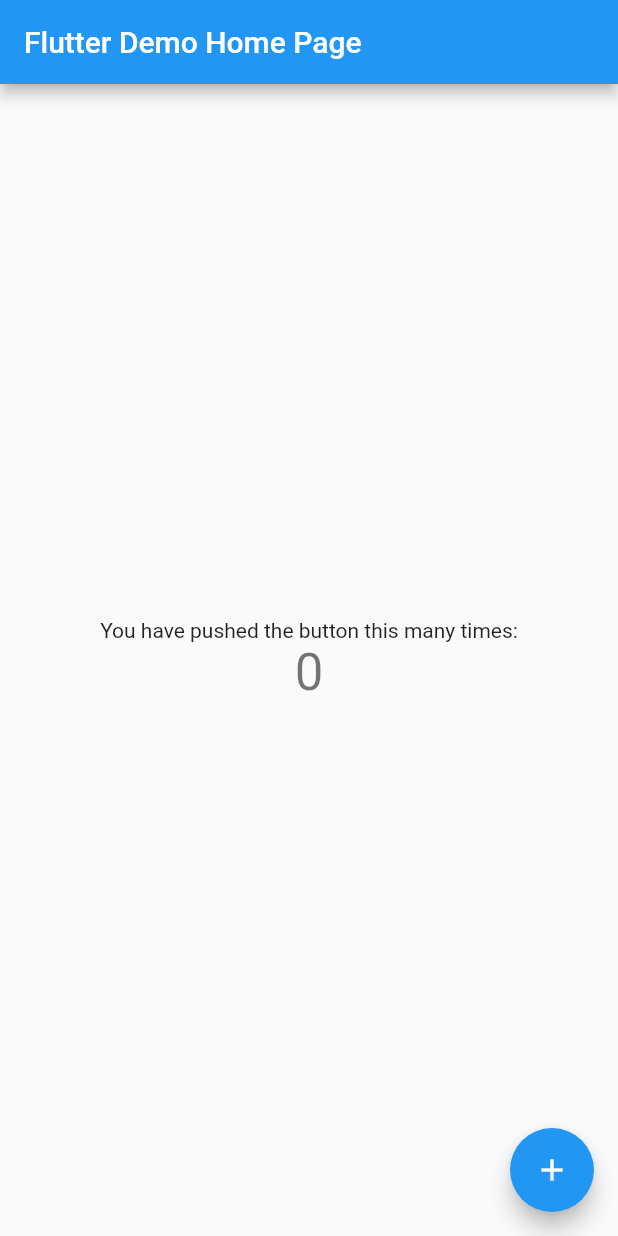
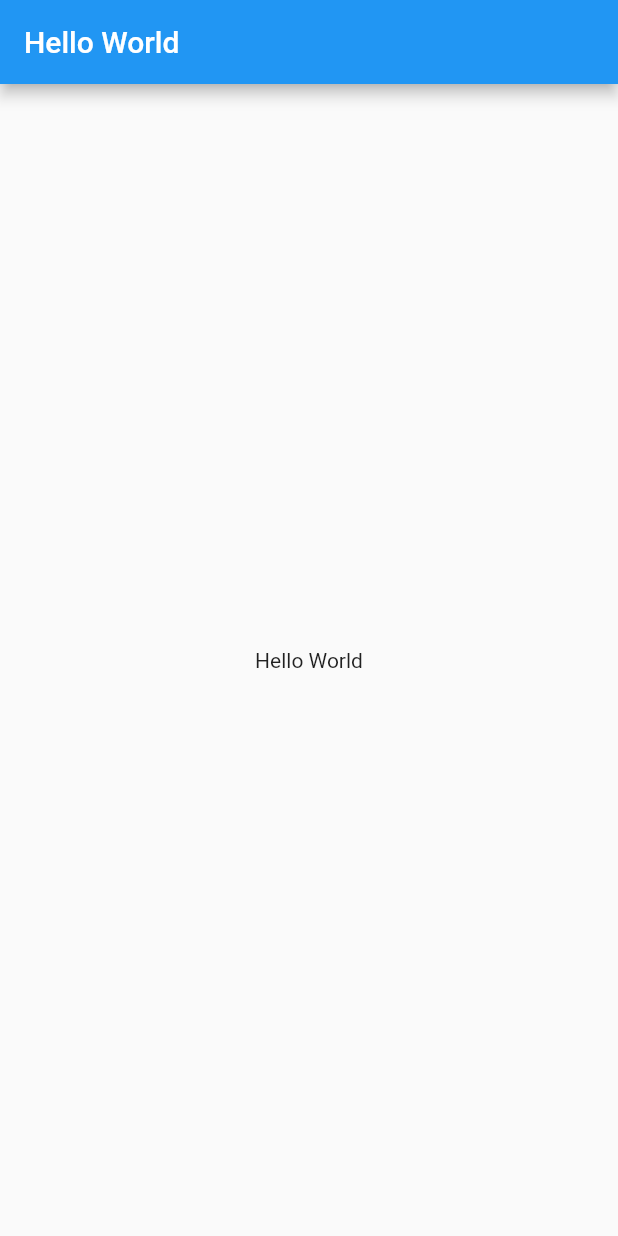
Before and after one commit to sakiso/wish_list_app, a Flutter app: the screen it shows after launch, on a phone screen of 412 x 824 dp. Run offline on Flutter 3.47's test engine with Material 2 defaults, Android fonts, the phone set to English and light mode, and no system bars.

Commit message:
デモ用にシンプル化

```diff
--- a/lib/main.dart
+++ b/lib/main.dart
@@ -6,110 +6,30 @@ void main() {
 
 class MyApp extends StatelessWidget {
   const MyApp({super.key});
-
-  // This widget is the root of your application.
   @override
   Widget build(BuildContext context) {
     return MaterialApp(
       title: 'Flutter Demo',
       theme: ThemeData(
-        // This is the theme of your application.
-        //
-        // Try running your application with "flutter run". You'll see the
-        // application has a blue toolbar. Then, without quitting the app, try
-        // changing the primarySwatch below to Colors.green and then invoke
-        // "hot reload" (press "r" in the console where you ran "flutter run",
-        // or simply save your changes to "hot reload" in a Flutter IDE).
-        // Notice that the counter didn't reset back to zero; the application
-        // is not restarted.
         primarySwatch: Colors.blue,
       ),
-      home: const MyHomePage(title: 'Flutter Demo Home Page'),
+      home: const MyHomePage(),
     );
   }
 }
 
-class MyHomePage extends StatefulWidget {
-  const MyHomePage({super.key, required this.title});
-
-  // This widget is the home page of your application. It is stateful, meaning
-  // that it has a State object (defined below) that contains fields that affect
-  // how it looks.
-
-  // This class is the configuration for the state. It holds the values (in this
-  // case the title) provided by the parent (in this case the App widget) and
-  // used by the build method of the State. Fields in a Widget subclass are
-  // always marked "final".
-
-  final String title;
-
-  @override
-  State<MyHomePage> createState() => _MyHomePageState();
-}
-
-class _MyHomePageState extends State<MyHomePage> {
-  int _counter = 0;
-
-  void _incrementCounter() {
-    setState(() {
-      // This call to setState tells the Flutter framework that something has
-      // changed in this State, which causes it to rerun the build method below
-      // so that the display can reflect the updated values. If we changed
-      // _counter without calling setState(), then the build method would not be
-      // called again, and so nothing would appear to happen.
-      _counter++;
-    });
-  }
+class MyHomePage extends StatelessWidget {
+  const MyHomePage({super.key});
 
   @override
   Widget build(BuildContext context) {
-    // This method is rerun every time setState is called, for instance as done
-    // by the _incrementCounter method above.
-    //
-    // The Flutter framework has been optimized to make rerunning build methods
-    // fast, so that you can just rebuild anything that needs updating rather
-    // than having to individually change instances of widgets.
     return Scaffold(
       appBar: AppBar(
-        // Here we take the value from the MyHomePage object that was created by
-        // the App.build method, and use it to set our appbar title.
-        title: Text(widget.title),
+        title: const Text("Hello World"),
       ),
-      body: Center(
-        // Center is a layout widget. It takes a single child and positions it
-        // in the middle of the parent.
-        child: Column(
-          // Column is also a layout widget. It takes a list of children and
-          // arranges them vertically. By default, it sizes itself to fit its
-          // children horizontally, and tries to be as tall as its parent.
-          //
-          // Invoke "debug painting" (press "p" in the console, choose the
-          // "Toggle Debug Paint" action from the Flutter Inspector in Android
-          // Studio, or the "Toggle Debug Paint" command in Visual Studio Code)
-          // to see the wireframe for each widget.
-          //
-          // Column has various properties to control how it sizes itself and
-          // how it positions its children. Here we use mainAxisAlignment to
-          // center the children vertically; the main axis here is the vertical
-          // axis because Columns are vertical (the cross axis would be
-          // horizontal).
-          mainAxisAlignment: MainAxisAlignment.center,
-          children: <Widget>[
-            const Text(
-              'You have pushed the button this many times:',
-            ),
-            Text(
-              '$_counter',
-              style: Theme.of(context).textTheme.headlineMedium,
-            ),
-          ],
-        ),
+      body: const Center(
+        child: Text("Hello World"),
       ),
-      floatingActionButton: FloatingActionButton(
-        onPressed: _incrementCounter,
-        tooltip: 'Increment',
-        child: const Icon(Icons.add),
-      ), // This trailing comma makes auto-formatting nicer for build methods.
     );
   }
 }
```
